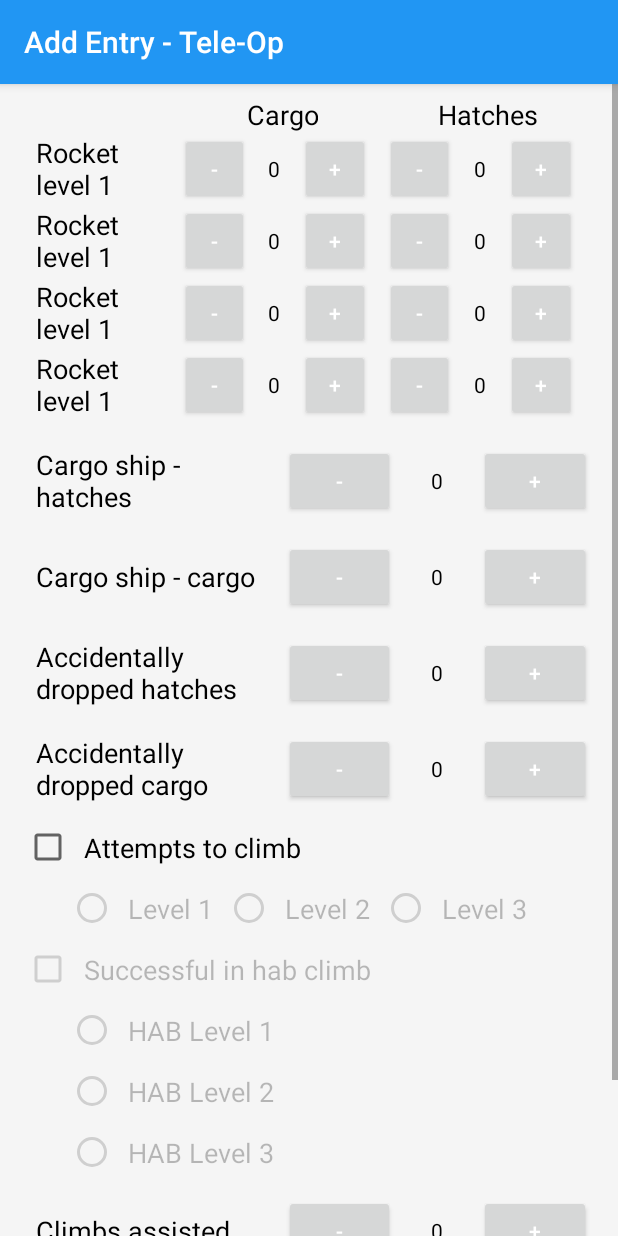
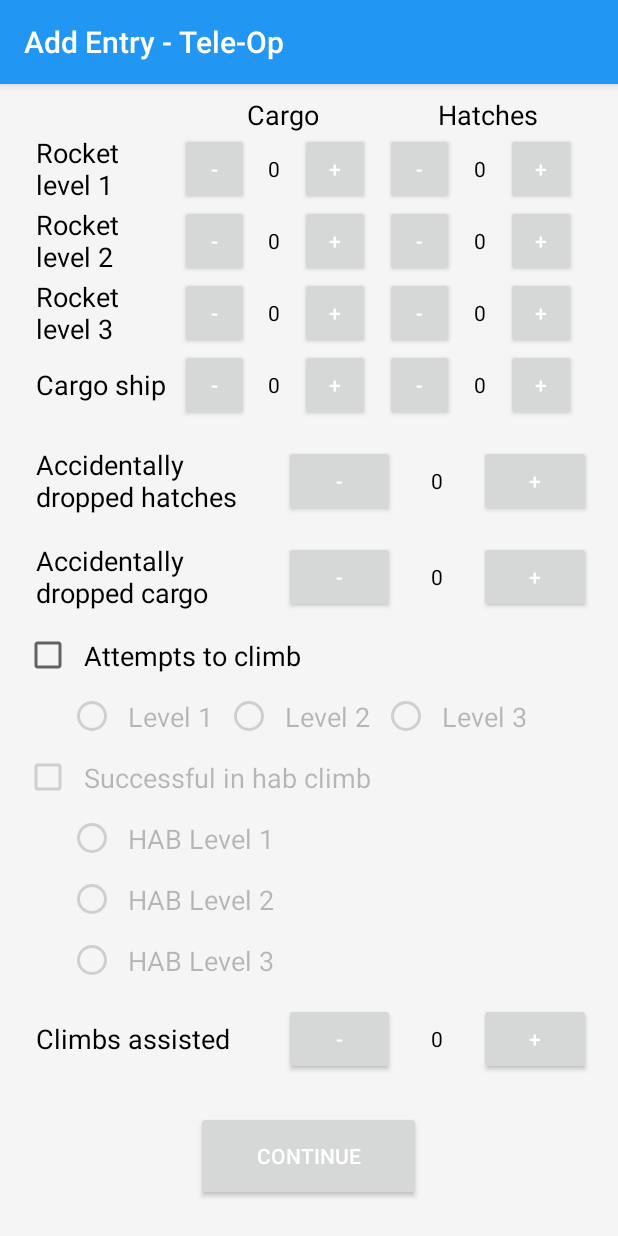
Before and after one commit to RaiderRobotix/Scouting-App, an Android app: the fragment TeleOpFragment shown on its own in the app's theme, on a phone screen of 412 x 824 dp. Run offline under Robolectric (Android 15) with nearby library versions, the light colour scheme and no system bars; 1 statement that could not run was skipped.

Commit message:
Link all cargo/hatch metrics; fix attempt/success climb groups

```diff
--- a/scoutingapp/src/main/java/org/usfirst/frc/team25/scouting/ui/dataentry/TeleOpFragment.java
+++ b/scoutingapp/src/main/java/org/usfirst/frc/team25/scouting/ui/dataentry/TeleOpFragment.java
@@ -26,8 +26,8 @@ public class TeleOpFragment extends Fragment implements EntryFragment {
     private RadioButton[] attemptHabClimbLevel;
     private RadioButton[] successHabClimbLevel;
     private ScoutEntry entry;
-    private ButtonIncDecView cargoShipHatches;
-    private ButtonIncDecView cargoShipCargo;
+    private ButtonIncDecSet cargoShipHatches;
+    private ButtonIncDecSet cargoShipCargo;
     private ButtonIncDecSet rocketLevelOneHatches;
     private ButtonIncDecSet rocketLevelOneCargo;
     private ButtonIncDecSet rocketLevelTwoHatches;
@@ -64,15 +64,21 @@ public class TeleOpFragment extends Fragment implements EntryFragment {
     public void autoPopulate() {
         if (entry.getTeleOp() != null) {
             TeleOp tele = entry.getTeleOp();
+
             cargoShipHatches.setValue(tele.getCargoShipHatches());
             rocketLevelOneHatches.setValue(tele.getCargoShipCargo());
             rocketLevelOneCargo.setValue(tele.getRocketLevelOneCargo());
             cargoShipCargo.setValue(tele.getRocketLevelOneHatches());
+            rocketLevelTwoCargo.setValue(tele.getRocketLevelTwoCargo());
+            rocketLevelTwoHatches.setValue(tele.getRocketLevelTwoHatches());
+            rocketLevelThreeCargo.setValue(tele.getRocketLevelThreeCargo());
+            rocketLevelThreeHatches.setValue(tele.getRocketLevelThreeHatches());
+
             hatchesDropped.setValue(tele.getHatchesDropped());
             climbsAssisted.setValue(tele.getOtherRobotClimbsAssisted());
             attemptHabClimb.setChecked(tele.isAttemptHabClimb());
             successHabClimb.setChecked(tele.isSuccessHabClimb());
-            otherRobotClimbsAssisted.setChecked(tele.isClimbAssistedByAllies());
+            otherRobotClimbsAssisted.setChecked(tele.isClimbAssistedByPartners());
             teamNumberThatAssistedClimb.setEnabled(false);
         }
     }
@@ -95,6 +101,10 @@ public class TeleOpFragment extends Fragment implements EntryFragment {
         cargoShipHatches = view.findViewById(R.id.cargo_ship_hatches_teleop);
         rocketLevelOneHatches = view.findViewById(R.id.rocket_level_one_hatches_teleop);
         rocketLevelOneCargo = view.findViewById(R.id.rocket_level_one_cargo_teleop);
+        rocketLevelTwoHatches = view.findViewById(R.id.rocket_level_two_hatches_teleop);
+        rocketLevelTwoCargo = view.findViewById(R.id.rocket_level_two_cargo_teleop);
+        rocketLevelThreeHatches = view.findViewById(R.id.rocket_level_three_hatches_teleop);
+        rocketLevelThreeCargo = view.findViewById(R.id.rocket_level_three_cargo_teleop);
 
         attemptHabClimb = view.findViewById(R.id.attempt_hab_climb);
         successHabClimb = view.findViewById(R.id.success_hab_climb);
@@ -117,10 +127,9 @@ public class TeleOpFragment extends Fragment implements EntryFragment {
 
         successHabClimb.setOnCheckedChangeListener((compoundButton, b) -> {
             if (b) {
-                successHabClimb.setEnabled(true);
+                enableRadioGroup(successHabClimbLevel);
             } else {
                 disableRadioGroup(successHabClimbLevel);
-                successHabClimb.setEnabled(false);
             }
         });
 
--- a/scoutingapp/src/main/res/layout/fragment_tele_op.xml
+++ b/scoutingapp/src/main/res/layout/fragment_tele_op.xml
@@ -105,15 +105,17 @@
                     android:layout_marginStart="@dimen/activity_vertical_margin"
                     android:layout_marginEnd="5dp"
                     android:layout_weight="1"
-                    android:text="Rocket level 1"
+                    android:text="Rocket level 2"
                     android:textSize="18sp" />
 
                 <org.usfirst.frc.team25.scouting.ui.views.ButtonIncDecSet
+                    android:id="@+id/rocket_level_two_cargo_teleop"
                     android:layout_width="0dp"
                     android:layout_height="wrap_content"
                     android:layout_weight="1.5" />
 
                 <org.usfirst.frc.team25.scouting.ui.views.ButtonIncDecSet
+                    android:id="@+id/rocket_level_two_hatches_teleop"
                     android:layout_width="0dp"
                     android:layout_height="wrap_content"
                     android:layout_weight="1.5" />
@@ -131,15 +133,17 @@
                     android:layout_marginStart="@dimen/activity_vertical_margin"
                     android:layout_marginEnd="5dp"
                     android:layout_weight="1"
-                    android:text="Rocket level 1"
+                    android:text="Rocket level 3"
                     android:textSize="18sp" />
 
                 <org.usfirst.frc.team25.scouting.ui.views.ButtonIncDecSet
                     android:layout_width="0dp"
+                    android:id="@+id/rocket_level_three_cargo_teleop"
                     android:layout_height="wrap_content"
                     android:layout_weight="1.5" />
 
                 <org.usfirst.frc.team25.scouting.ui.views.ButtonIncDecSet
+                    android:id="@+id/rocket_level_three_hatches_teleop"
                     android:layout_width="0dp"
                     android:layout_height="wrap_content"
                     android:layout_weight="1.5" />
@@ -157,47 +161,31 @@
                     android:layout_marginStart="@dimen/activity_vertical_margin"
                     android:layout_marginEnd="5dp"
                     android:layout_weight="1"
-                    android:text="Rocket level 1"
+                    android:text="Cargo ship"
                     android:textSize="18sp" />
 
                 <org.usfirst.frc.team25.scouting.ui.views.ButtonIncDecSet
                     android:layout_width="0dp"
                     android:layout_height="wrap_content"
+                    android:id="@+id/cargo_ship_cargo_teleop"
                     android:layout_weight="1.5" />
 
                 <org.usfirst.frc.team25.scouting.ui.views.ButtonIncDecSet
                     android:layout_width="0dp"
                     android:layout_height="wrap_content"
+                    android:id="@+id/cargo_ship_hatches_teleop"
                     android:layout_weight="1.5" />
+
             </LinearLayout>
+
         </LinearLayout>
-
-
-        <org.usfirst.frc.team25.scouting.ui.views.ButtonIncDecView
-            android:id="@+id/cargo_ship_hatches_teleop"
-            android:layout_width="wrap_content"
-            android:layout_height="wrap_content"
-            android:layout_below="@id/level_one_layout_teleop"
-            android:padding="@dimen/default_padding_bottom"
-            app:initialValue="0"
-            app:titlePrompt="Cargo ship - hatches" />
-
-        <org.usfirst.frc.team25.scouting.ui.views.ButtonIncDecView
-            android:id="@+id/cargo_ship_cargo_teleop"
-            android:layout_width="match_parent"
-            android:layout_height="wrap_content"
-            android:layout_below="@id/cargo_ship_hatches_teleop"
-            android:padding="@dimen/default_padding_bottom"
-            app:initialValue="0"
-            app:titlePrompt="Cargo ship - cargo" />
-
 
         <org.usfirst.frc.team25.scouting.ui.views.ButtonIncDecView
             android:id="@+id/hatches_dropped_teleop"
             android:layout_width="match_parent"
             android:layout_height="wrap_content"
-            android:layout_below="@id/cargo_ship_cargo_teleop"
             android:padding="@dimen/default_padding_bottom"
+            android:layout_below="@id/level_one_layout_teleop"
             app:initialValue="0"
             app:titlePrompt="Accidentally dropped hatches" />
 
```
Also changed, not shown: scoutingapp/src/main/java/org/usfirst/frc/team25/scouting/data/models/TeleOp.java (+5 -5 lines), 1 other file.
